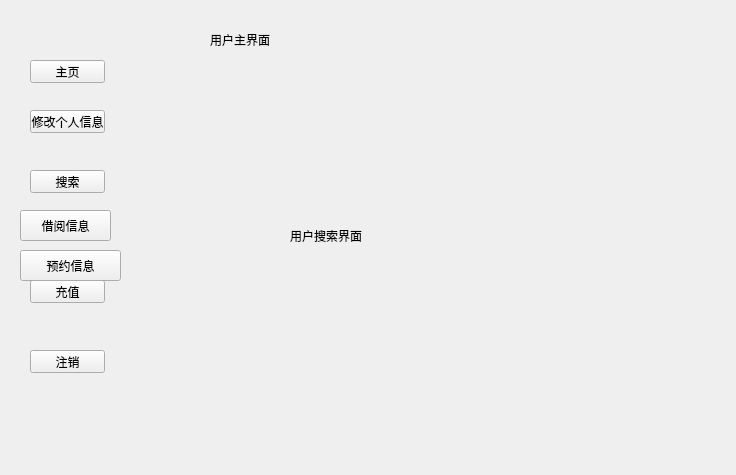
This is librarysystem.ui in sdwangyu/LibraryDesign as Qt 5 draws it before an edit. The edited form follows.
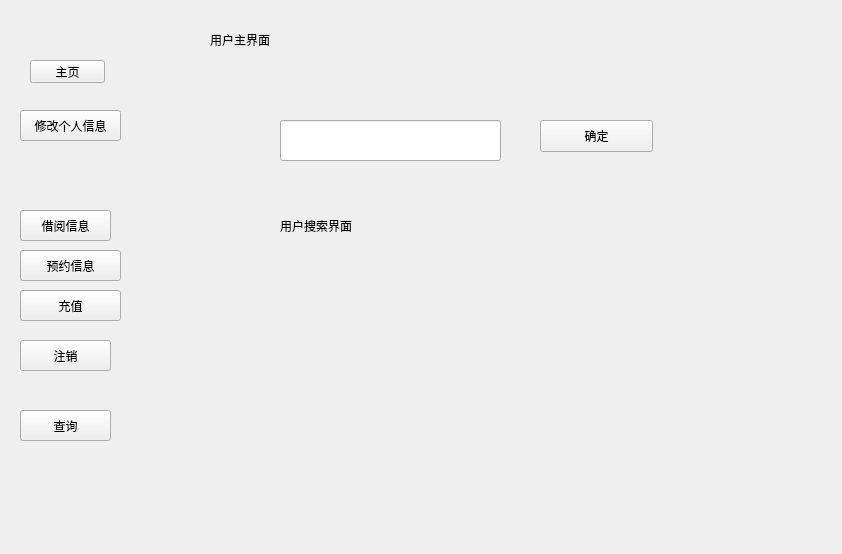
This is the edited form. The open tabs and pages were chosen to show the change.

What changed in the file:
```diff
--- a/librarysystem.ui
+++ b/librarysystem.ui
@@ -6,8 +6,8 @@
    <rect>
     <x>0</x>
     <y>0</y>
-    <width>736</width>
-    <height>475</height>
+    <width>842</width>
+    <height>554</height>
    </rect>
   </property>
   <property name="windowTitle">
@@ -234,8 +234,8 @@
       <widget class="QLabel" name="label_8">
        <property name="geometry">
         <rect>
-         <x>170</x>
-         <y>120</y>
+         <x>160</x>
+         <y>110</y>
          <width>171</width>
          <height>91</height>
         </rect>
@@ -244,6 +244,29 @@
         <string>用户搜索界面</string>
        </property>
       </widget>
+      <widget class="QPushButton" name="pushButton_12">
+       <property name="geometry">
+        <rect>
+         <x>420</x>
+         <y>50</y>
+         <width>113</width>
+         <height>32</height>
+        </rect>
+       </property>
+       <property name="text">
+        <string>确定</string>
+       </property>
+      </widget>
+      <widget class="QLineEdit" name="lineEdit_3">
+       <property name="geometry">
+        <rect>
+         <x>160</x>
+         <y>50</y>
+         <width>221</width>
+         <height>41</height>
+        </rect>
+       </property>
+      </widget>
      </widget>
      <widget class="QWidget" name="page_7">
       <widget class="QLabel" name="label_9">
@@ -279,29 +302,16 @@
     <widget class="QPushButton" name="pushButton_2">
      <property name="geometry">
       <rect>
-       <x>20</x>
+       <x>10</x>
        <y>100</y>
-       <width>75</width>
-       <height>23</height>
+       <width>101</width>
+       <height>31</height>
       </rect>
      </property>
      <property name="text">
       <string>修改个人信息</string>
      </property>
     </widget>
-    <widget class="QPushButton" name="pushButton_4">
-     <property name="geometry">
-      <rect>
-       <x>20</x>
-       <y>160</y>
-       <width>75</width>
-       <height>23</height>
-      </rect>
-     </property>
-     <property name="text">
-      <string>搜索</string>
-     </property>
-    </widget>
     <widget class="QPushButton" name="pushButton_5">
      <property name="geometry">
       <rect>
@@ -318,10 +328,10 @@
     <widget class="QPushButton" name="pushButton_6">
      <property name="geometry">
       <rect>
-       <x>20</x>
-       <y>340</y>
-       <width>75</width>
-       <height>23</height>
+       <x>10</x>
+       <y>330</y>
+       <width>91</width>
+       <height>31</height>
       </rect>
      </property>
      <property name="text">
@@ -331,10 +341,10 @@
     <widget class="QPushButton" name="pushButton_7">
      <property name="geometry">
       <rect>
-       <x>20</x>
-       <y>270</y>
-       <width>75</width>
-       <height>23</height>
+       <x>10</x>
+       <y>280</y>
+       <width>101</width>
+       <height>31</height>
       </rect>
      </property>
      <property name="text">
@@ -367,6 +377,19 @@
       <string>预约信息</string>
      </property>
     </widget>
+    <widget class="QPushButton" name="pushButton_4">
+     <property name="geometry">
+      <rect>
+       <x>10</x>
+       <y>400</y>
+       <width>91</width>
+       <height>31</height>
+      </rect>
+     </property>
+     <property name="text">
+      <string>查询</string>
+     </property>
+    </widget>
    </widget>
    <widget class="QWidget" name="page_10">
     <widget class="QLabel" name="label_12">
```
Left out of the diff: 4 changed lines with no effect on the pictures.
